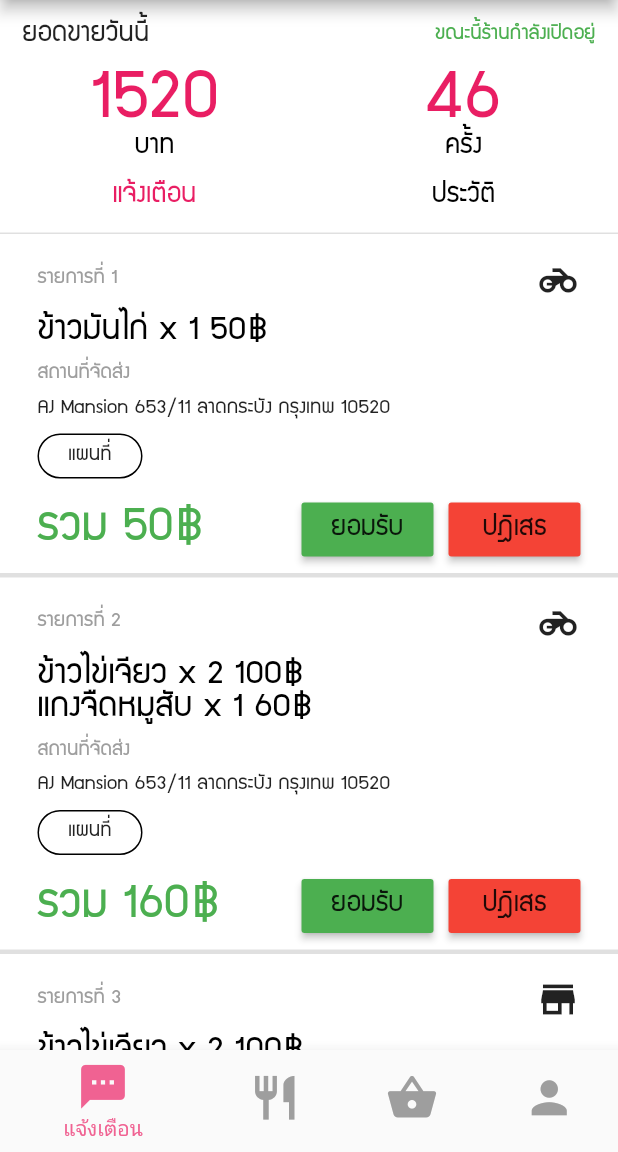
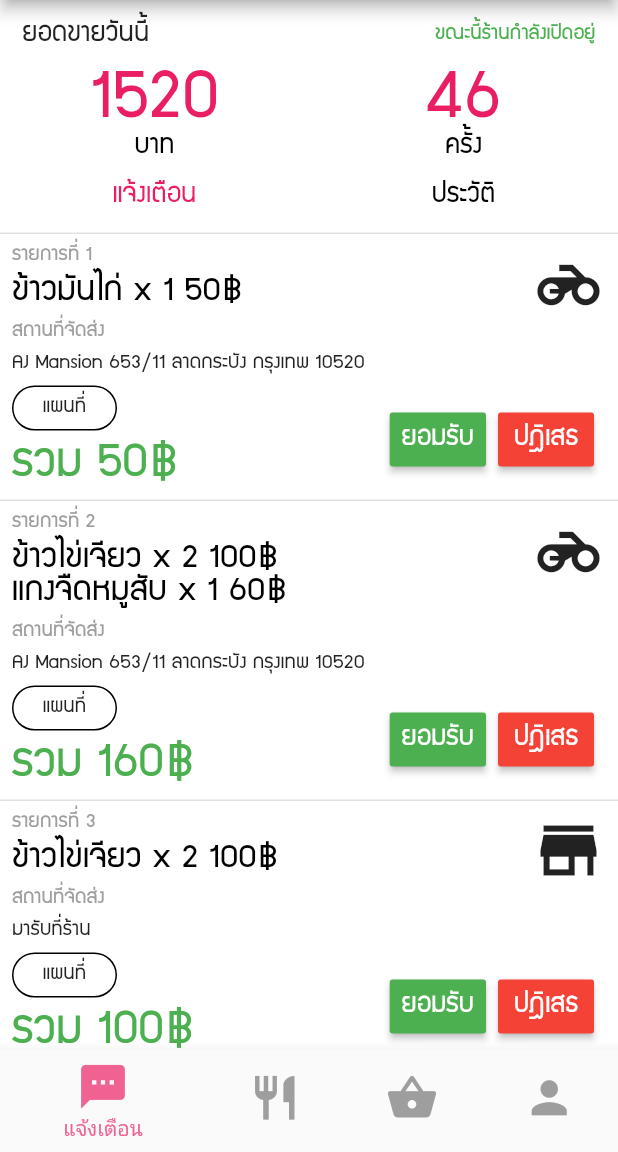
Before and after one commit to benzjakk/khanomfood, a Flutter app: the screen it shows after launch, after a tap on "ยอมรับ", on a phone screen of 412 x 824 dp, the part 84-1236 px from its top. Run offline on Flutter 3.47's test engine with Material 2 defaults, Android fonts, the phone set to English and light mode, and no system bars.

Commit message:
update stack

```diff
--- a/khanomfood/lib/ui/pages/notification_page.dart
+++ b/khanomfood/lib/ui/pages/notification_page.dart
@@ -27,11 +27,11 @@ class _NotificationPageState extends State<NotificationPageChild> {
   List<Icon> ic = <Icon>[
     Icon(
       Icons.motorcycle,
-      size: 30,
+      size: 50,
     ),
     Icon(
       Icons.store,
-      size: 30,
+      size: 50,
     ),
   ];
   List<int> icn = <int>[0, 0, 1];
@@ -198,76 +198,71 @@ class _NotificationPageState extends State<NotificationPageChild> {
                     physics: ClampingScrollPhysics(),
                     itemBuilder: (context, index) {
                       return Container(
-                        padding: EdgeInsets.fromLTRB(20, 10, 20, 0),
-                        margin: EdgeInsets.fromLTRB(0, 0, 0, 3),
+                        margin: EdgeInsets.fromLTRB(0, 0, 0, 1),
+                        padding: EdgeInsets.all(8),
                         color: Colors.white,
-                        child: Column(
+                        child: Stack(children: <Widget>[
+                          Column(
                             children: <Widget>[
                               Row(
                                 children: <Widget>[
-                                Padding(
-                                  padding: const EdgeInsets.all(5.0),
-                                  child: Text(
+                                  Text(
                                     'รายการที่ ${entries[index]}',
                                     style: TextStyle(
                                         fontFamily: 'supermarket',
                                         fontSize: 15,
                                         color: Colors.grey),
                                   ),
+                                ],
                               ),
-                                Spacer(),
-                                Padding(
-                                  padding: const EdgeInsets.all(5.0),
-                                  child: ic[icn[index]],
-                                ),
-                              ],
+                              SizedBox(
+                                height: 8,
                               ),
                               Row(
                                 children: <Widget>[
-                                Padding(
-                                  padding: const EdgeInsets.all(5.0),
-                                  child: Text(
+                                  Text(
                                     '${menu[index]}',
                                     style: TextStyle(
                                         fontFamily: 'supermarket',
                                         fontSize: 25,
                                         color: hisColor),
                                   ),
+                                ],
                               ),
-                              ],
+                              SizedBox(
+                                height: 8,
                               ),
                               Row(
                                 children: <Widget>[
-                                Padding(
-                                  padding: const EdgeInsets.all(5.0),
-                                  child: Text(
+                                  Text(
                                     'สถานที่จัดส่ง',
                                     style: TextStyle(
                                         fontFamily: 'supermarket',
                                         fontSize: 15,
                                         color: Colors.grey),
-                                  ),
                                   )
                                 ],
                               ),
+                              SizedBox(
+                                height: 8,
+                              ),
                               Row(
                                 children: <Widget>[
-                                Padding(
-                                  padding: const EdgeInsets.all(5.0),
-                                  child: Text(
+                                  Text(
                                     '${where[index]}',
                                     style: TextStyle(
                                       fontFamily: 'supermarket',
                                       fontSize: 15,
                                     ),
-                                  ),
                                   )
                                 ],
+                              ),
+                              SizedBox(
+                                height: 8,
                               ),
                               Row(
                                 children: <Widget>[
                                   Container(
-                                  margin: EdgeInsets.all(5),
                                     width: 70.0,
                                     height: 30.0,
                                     child: OutlineButton(
@@ -288,11 +283,12 @@ class _NotificationPageState extends State<NotificationPageChild> {
                                   )
                                 ],
                               ),
+                              SizedBox(
+                                height: 8,
+                              ),
                               Row(
                                 children: <Widget>[
-                                Container(
-                                  margin: EdgeInsets.all(5),
-                                  child: Text(
+                                  Text(
                                     'รวม ${price[index]}฿',
                                     style: TextStyle(
                                       fontFamily: 'supermarket',
@@ -300,11 +296,20 @@ class _NotificationPageState extends State<NotificationPageChild> {
                                       color: Colors.green,
                                     ),
                                   ),
+                                ],
+                              )
+                            ],
                           ),
-                                Spacer(),
-                                Container(
-                                  margin: EdgeInsets.all(5),
-                                  child: RaisedButton(
+                          Align(
+                            alignment: Alignment.topRight,
+                            child: ic[icn[index]],
+                          ),
+                          Positioned.fill(
+                            child: Align(
+                              alignment: Alignment.bottomRight,
+                              child: ButtonBar(
+                                children: <Widget>[
+                                  RaisedButton(
                                     onPressed: () => {},
                                     color: Colors.green,
                                     child: Text(
@@ -315,10 +320,7 @@ class _NotificationPageState extends State<NotificationPageChild> {
                                       ),
                                     ),
                                   ),
-                                ),
-                                Container(
-                                  margin: EdgeInsets.all(5),
-                                  child: RaisedButton(
+                                  RaisedButton(
                                     onPressed: () => {},
                                     color: Colors.red,
                                     child: Text(
@@ -329,27 +331,80 @@ class _NotificationPageState extends State<NotificationPageChild> {
                                       ),
                                     ),
                                   ),
-                                ),
-                              ],
-                            )
                                 ],
                               ),
+                            ),
+                          )
+                        ]),
                       );
                     },
                   ),
                 ),
                 Container(
-                  margin: EdgeInsets.fromLTRB(0, 2, 0, 0),
+                  margin: EdgeInsets.fromLTRB(0, 1, 0, 0),
                   child: ListView.builder(
                     controller: _scrollController,
                     itemCount: entries.length,
                     physics: ClampingScrollPhysics(),
                     itemBuilder: (context, index) {
                       return Container(
-                        margin: EdgeInsets.fromLTRB(2, 0, 2, 2),
-                        height: 50,
+                        margin: EdgeInsets.fromLTRB(0, 0, 0, 1),
                         color: Colors.white,
-                        child: Center(child: Text('Entry ${entries[index]}')),
+                        child: Column(
+                          children: <Widget>[
+                            Row(
+                              children: <Widget>[
+                                Container(
+                                  margin: EdgeInsets.fromLTRB(5, 5, 5, 0),
+                                  child: Text(
+                                    'รายการที่ 1',
+                                    style: TextStyle(
+                                        fontFamily: 'supermarket',
+                                        fontSize: 15,
+                                        color: Colors.grey),
+                                  ),
+                                ),
+                                Spacer(),
+                                Container(
+                                  margin: EdgeInsets.fromLTRB(0, 0, 5, 0),
+                                  child: Icon(
+                                    Icons.motorcycle,
+                                    size: 30,
+                                  ),
+                                )
+                              ],
+                            ),
+                            Row(
+                              children: <Widget>[
+                                Container(
+                                  margin: EdgeInsets.all(5),
+                                  child: Text(
+                                    'ข้าสสสสสส',
+                                    style: TextStyle(
+                                      fontFamily: 'supermarket',
+                                      fontSize: 15,
+                                    ),
+                                  ),
+                                ),
+                              ],
+                            ),
+                            Row(
+                              children: <Widget>[
+                                Container(
+                                  margin: EdgeInsets.fromLTRB(5, 0, 5, 5),
+                                  child: Text(
+                                    'รวม 160฿',
+                                    style: TextStyle(
+                                      fontFamily: 'supermarket',
+                                      fontSize: 20,
+                                      color: Colors.green,
+                                    ),
+                                  ),
+                                ),
+                              ],
+                            )
+                          ],
+                        ),
                       );
                     },
                   ),
```
Lines whose indentation alone changed are shown as unchanged.
